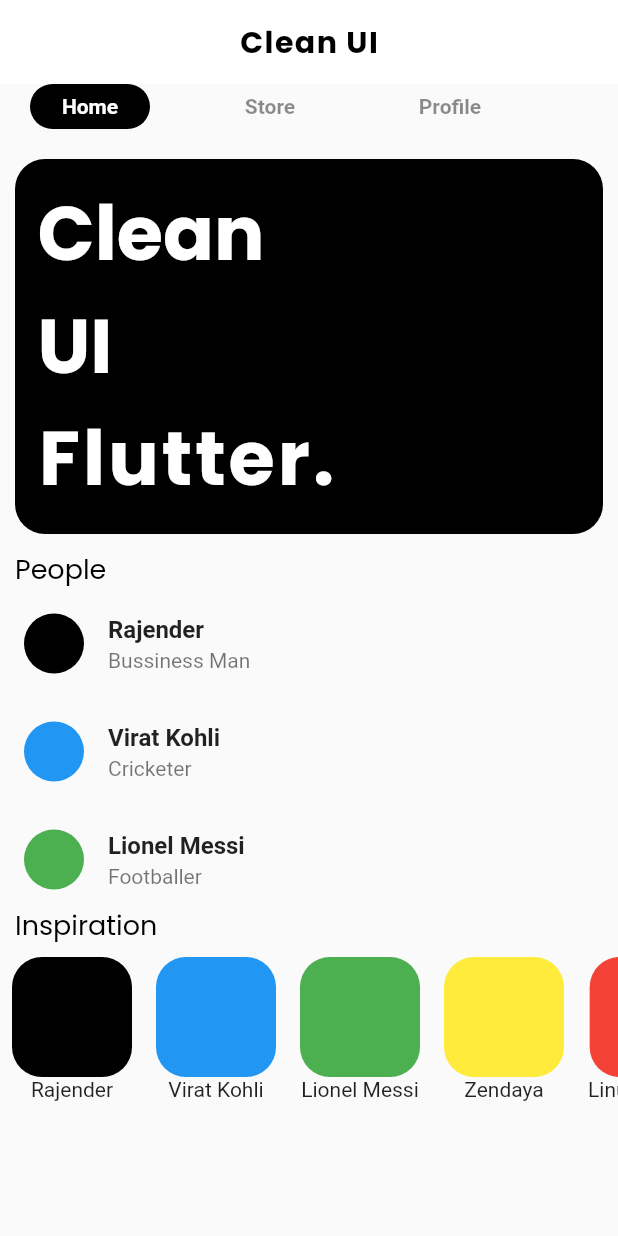
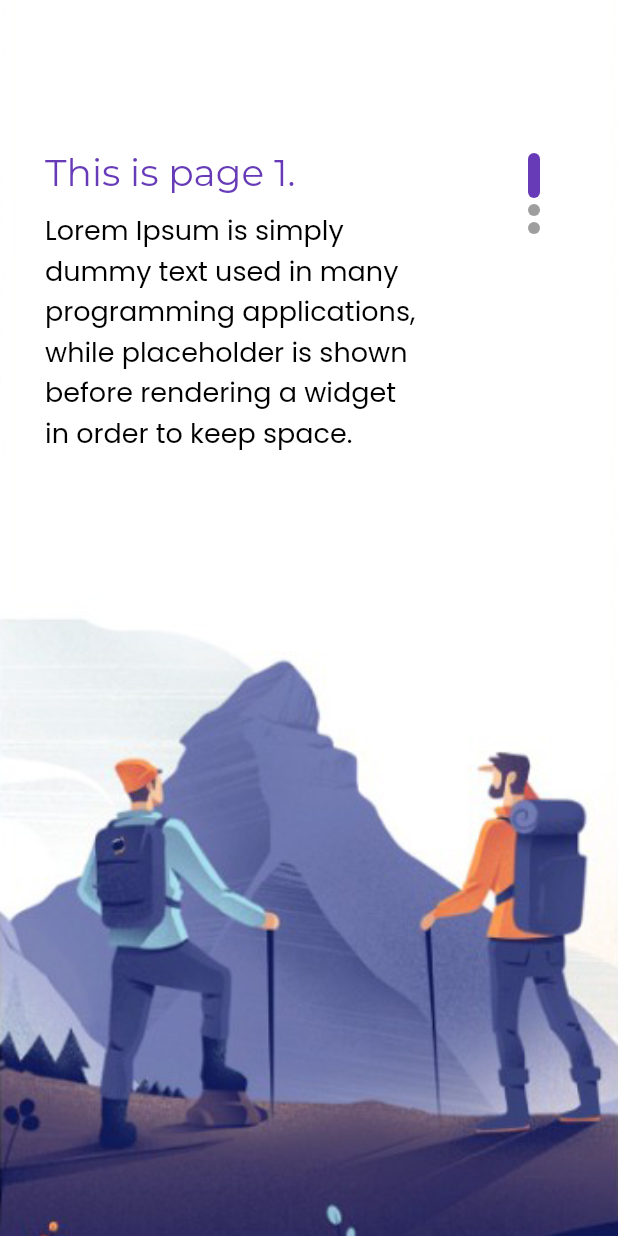
Before and after one commit to rajenderK7/practice_flutter, a Flutter app: the screen it shows after launch, on a phone screen of 412 x 824 dp. Run offline on Flutter 3.47's test engine with Material 2 defaults, Android fonts, the phone set to English and light mode, and no system bars; our stand-ins replace google_fonts.

Commit message:
intro screens done

```diff
--- /dev/null
+++ b/lib/intro_screens/intro_screens.dart
@@ -0,0 +1,128 @@
+import 'package:flutter/material.dart';
+import 'package:google_fonts/google_fonts.dart';
+
+class IntroScreens extends StatelessWidget {
+  const IntroScreens({Key? key}) : super(key: key);
+  @override
+  Widget build(BuildContext context) {
+    final pageColors = [
+      Colors.amberAccent,
+      Colors.pinkAccent,
+      Colors.greenAccent,
+    ];
+
+    return Scaffold(
+      body: PageView.builder(
+        scrollDirection: Axis.vertical,
+        itemCount: pageColors.length,
+        itemBuilder: (context, index) {
+          return Container(
+            decoration: BoxDecoration(
+              image: DecorationImage(
+                image: AssetImage("assets/images/welcome-${index + 1}.png"),
+                fit: BoxFit.cover,
+              ),
+            ),
+            child: Container(
+              margin: const EdgeInsets.only(
+                top: 100,
+                left: 30,
+                right: 50,
+                bottom: 100,
+              ),
+              child: Row(
+                mainAxisAlignment: MainAxisAlignment.spaceBetween,
+                crossAxisAlignment: CrossAxisAlignment.start,
+                children: [
+                  SizedBox(
+                    width: 250,
+                    child: Column(
+                      crossAxisAlignment: CrossAxisAlignment.start,
+                      children: [
+                        Text(
+                          pageText[index].text,
+                          style: GoogleFonts.montserrat(
+                            color: Colors.deepPurple,
+                            fontSize: 25,
+                          ),
+                        ),
+                        const SizedBox(
+                          height: 10,
+                        ),
+                        Text(
+                          "Lorem Ipsum is simply dummy text used in many programming applications, while placeholder is shown before rendering a widget in order to keep space.",
+                          style: GoogleFonts.poppins(
+                            color: Colors.black,
+                            fontSize: 18,
+                          ),
+                        ),
+                      ],
+                    ),
+                  ),
+                  Column(
+                    children: [
+                      index == 0
+                          ? const PageIndicator()
+                          : const DullPageIndicator(),
+                      index == 1
+                          ? const PageIndicator()
+                          : const DullPageIndicator(),
+                      index == 2
+                          ? const PageIndicator()
+                          : const DullPageIndicator(),
+                    ],
+                  ),
+                ],
+              ),
+            ),
+          );
+        },
+      ),
+    );
+  }
+}
+
+class PageText {
+  final String text;
+  const PageText({required this.text});
+}
+
+List<PageText> pageText = [
+  const PageText(text: "This is page 1."),
+  const PageText(text: "This is page 2."),
+  const PageText(text: "This is page 3."),
+];
+
+class PageIndicator extends StatelessWidget {
+  const PageIndicator({Key? key}) : super(key: key);
+
+  @override
+  Widget build(BuildContext context) {
+    return Container(
+      margin: const EdgeInsets.all(2),
+      height: 30,
+      width: 8,
+      decoration: BoxDecoration(
+        borderRadius: BorderRadius.circular(5),
+        color: Colors.deepPurple,
+      ),
+    );
+  }
+}
+
+class DullPageIndicator extends StatelessWidget {
+  const DullPageIndicator({Key? key}) : super(key: key);
+
+  @override
+  Widget build(BuildContext context) {
+    return Container(
+      margin: const EdgeInsets.all(2),
+      height: 8,
+      width: 8,
+      decoration: BoxDecoration(
+        borderRadius: BorderRadius.circular(5),
+        color: Colors.grey,
+      ),
+    );
+  }
+}
--- a/lib/main.dart
+++ b/lib/main.dart
@@ -1,5 +1,6 @@
 import 'package:flutter/material.dart';
 import 'package:google_fonts/google_fonts.dart';
+import 'package:practice_x/intro_screens/intro_screens.dart';
 
 void main() {
   runApp(const MyApp());
@@ -16,7 +17,7 @@ class MyApp extends StatelessWidget {
       theme: ThemeData(
         primarySwatch: Colors.blue,
       ),
-      home: const HomePage(),
+      home: const IntroScreens(),
     );
   }
 }
--- a/pubspec.yaml
+++ b/pubspec.yaml
@@ -57,8 +57,8 @@ flutter:
   uses-material-design: true
 
   # To add assets to your application, add an assets section, like this:
-  # assets:
-  #   - images/a_dot_burr.jpeg
+  assets:
+    - assets/images/
   #   - images/a_dot_ham.jpeg
 
   # An image asset can refer to one or more resolution-specific "variants", see
```
Also changed, not shown: assets/images/welcome-1.png (added), assets/images/welcome-2.png (added), assets/images/welcome-3.png (added).
